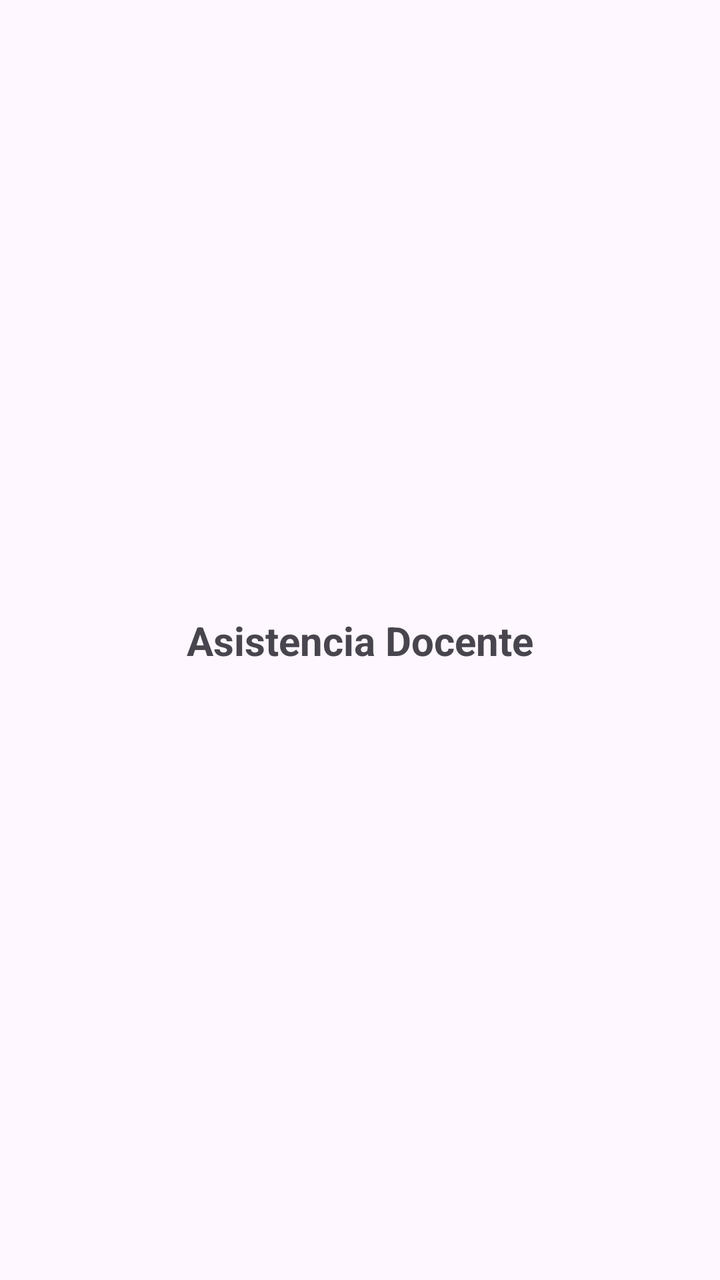
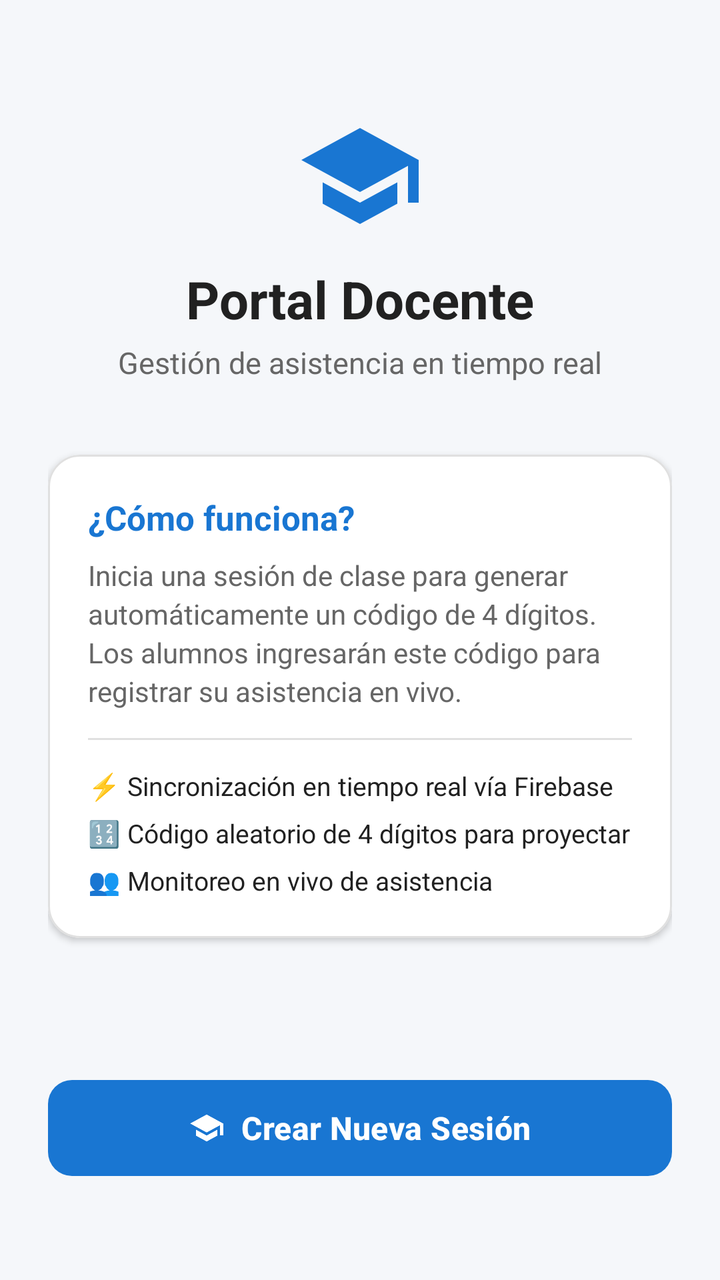

An Android layout rendered at two revisions. The XML below is the earlier revision; the diff shows what the commit changed to produce the second picture.
<!-- AndroidManifest.xml: application theme Theme.Asistencia -->
<!-- res/layout/activity_principal.xml -->
<?xml version="1.0" encoding="utf-8"?>
<androidx.constraintlayout.widget.ConstraintLayout xmlns:android="http://schemas.android.com/apk/res/android"
    xmlns:app="http://schemas.android.com/apk/res-auto"
    xmlns:tools="http://schemas.android.com/tools"
    android:id="@+id/principal"
    android:layout_width="match_parent"
    android:layout_height="match_parent"
    tools:context=".ui.principal.PrincipalActivity">

    <TextView
        android:id="@+id/tvTitulo"
        android:layout_width="wrap_content"
        android:layout_height="wrap_content"
        android:text="Asistencia Docente"
        android:textSize="20sp"
        android:textStyle="bold"
        app:layout_constraintBottom_toBottomOf="parent"
        app:layout_constraintEnd_toEndOf="parent"
        app:layout_constraintStart_toStartOf="parent"
        app:layout_constraintTop_toTopOf="parent" />

</androidx.constraintlayout.widget.ConstraintLayout>
<!-- resources referenced by this layout -->
<resources>
  <style name="Theme.Asistencia" parent="Base.Theme.Asistencia" />
  <style name="Base.Theme.Asistencia" parent="Theme.Material3.DayNight.NoActionBar">
          
          
      </style>
</resources>

<!-- the commit's change to res/layout/activity_principal.xml (unified diff, before → after) -->
@@ -2,21 +2,143 @@
 <androidx.constraintlayout.widget.ConstraintLayout xmlns:android="http://schemas.android.com/apk/res/android"
     xmlns:app="http://schemas.android.com/apk/res-auto"
     xmlns:tools="http://schemas.android.com/tools"
-    android:id="@+id/principal"
+    android:id="@+id/mainPrincipal"
     android:layout_width="match_parent"
     android:layout_height="match_parent"
+    android:background="@color/background_soft"
+    android:padding="24dp"
     tools:context=".ui.principal.PrincipalActivity">
 
+    
+    <ImageView
+        android:id="@+id/ivIconoPortal"
+        android:layout_width="64dp"
+        android:layout_height="64dp"
+        android:layout_marginTop="32dp"
+        android:contentDescription="@string/app_name"
+        android:src="@drawable/ic_school"
+        app:layout_constraintEnd_toEndOf="parent"
+        app:layout_constraintStart_toStartOf="parent"
+        app:layout_constraintTop_toTopOf="parent"
+        app:tint="@color/primary_blue" />
+
     <TextView
-        android:id="@+id/tvTitulo"
+        android:id="@+id/tvTituloPortal"
         android:layout_width="wrap_content"
         android:layout_height="wrap_content"
-        android:text="Asistencia Docente"
-        android:textSize="20sp"
+        android:layout_marginTop="12dp"
+        android:text="@string/title_portal_docente"
+        android:textColor="@color/text_primary"
+        android:textSize="26sp"
         android:textStyle="bold"
+        app:layout_constraintEnd_toEndOf="parent"
+        app:layout_constraintStart_toStartOf="parent"
+        app:layout_constraintTop_toBottomOf="@id/ivIconoPortal" />
+
+    <TextView
+        android:id="@+id/tvSubtituloPortal"
+        android:layout_width="wrap_content"
+        android:layout_height="wrap_content"
+        android:layout_marginTop="4dp"
+        android:text="@string/subtitle_portal_docente"
+        android:textColor="@color/text_secondary"
+        android:textSize="15sp"
+        app:layout_constraintEnd_toEndOf="parent"
+        app:layout_constraintStart_toStartOf="parent"
+        app:layout_constraintTop_toBottomOf="@id/tvTituloPortal" />
+
+    
+    <com.google.android.material.card.MaterialCardView
+        android:id="@+id/cardInfo"
+        android:layout_width="0dp"
+        android:layout_height="wrap_content"
+        android:layout_marginTop="36dp"
+        app:cardBackgroundColor="@color/surface_card"
+        app:cardCornerRadius="16dp"
+        app:cardElevation="2dp"
+        app:layout_constraintEnd_toEndOf="parent"
+        app:layout_constraintStart_toStartOf="parent"
+        app:layout_constraintTop_toBottomOf="@id/tvSubtituloPortal"
+        app:strokeColor="@color/divider"
+        app:strokeWidth="1dp">
+
+        <LinearLayout
+            android:layout_width="match_parent"
+            android:layout_height="wrap_content"
+            android:orientation="vertical"
+            android:padding="20dp">
+
+            <TextView
+                android:id="@+id/tvCardTitulo"
+                android:layout_width="match_parent"
+                android:layout_height="wrap_content"
+                android:text="¿Cómo funciona?"
+                android:textColor="@color/primary_blue"
+                android:textSize="17sp"
+                android:textStyle="bold" />
+
+            <TextView
+                android:id="@+id/tvCardDescripcion"
+                android:layout_width="match_parent"
+                android:layout_height="wrap_content"
+                android:layout_marginTop="8dp"
+                android:lineSpacingExtra="3dp"
+                android:text="@string/info_profesor"
+                android:textColor="@color/text_secondary"
+                android:textSize="14sp" />
+
+            <View
+                android:layout_width="match_parent"
+                android:layout_height="1dp"
+                android:layout_marginTop="14dp"
+                android:layout_marginBottom="14dp"
+                android:background="@color/divider" />
+
+            <TextView
+                android:id="@+id/tvCaracteristica1"
+                android:layout_width="match_parent"
+                android:layout_height="wrap_content"
+                android:text="⚡ Sincronización en tiempo real vía Firebase"
+                android:textColor="@color/text_primary"
+                android:textSize="13sp" />
+
+            <TextView
+                android:id="@+id/tvCaracteristica2"
+                android:layout_width="match_parent"
+                android:layout_height="wrap_content"
+                android:layout_marginTop="6dp"
+                android:text="🔢 Código aleatorio de 4 dígitos para proyectar"
+                android:textColor="@color/text_primary"
+                android:textSize="13sp" />
+
+            <TextView
+                android:id="@+id/tvCaracteristica3"
+                android:layout_width="match_parent"
+                android:layout_height="wrap_content"
+                android:layout_marginTop="6dp"
+                android:text="👥 Monitoreo en vivo de asistencia"
+                android:textColor="@color/text_primary"
+                android:textSize="13sp" />
+
+        </LinearLayout>
+    </com.google.android.material.card.MaterialCardView>
+
+    
+    <com.google.android.material.button.MaterialButton
+        android:id="@+id/btnCrearSesion"
+        android:layout_width="0dp"
+        android:layout_height="56dp"
+        android:layout_marginBottom="24dp"
+        android:text="@string/btn_crear_sesion"
+        android:textAllCaps="false"
+        android:textSize="16sp"
+        android:textStyle="bold"
+        app:backgroundTint="@color/primary_blue"
+        app:cornerRadius="12dp"
+        app:icon="@drawable/ic_school"
+        app:iconGravity="textStart"
         app:layout_constraintBottom_toBottomOf="parent"
         app:layout_constraintEnd_toEndOf="parent"
-        app:layout_constraintStart_toStartOf="parent"
-        app:layout_constraintTop_toTopOf="parent" />
+        app:layout_constraintStart_toStartOf="parent" />
 
 </androidx.constraintlayout.widget.ConstraintLayout>
<!-- resource entries referenced after the edit -->
@@ -1,5 +1,26 @@
 <!-- resources referenced by this layout -->
 <resources>
+  <color name="background_soft">#F5F7FA</color>
+  <color name="divider">#E0E0E0</color>
+  <color name="primary_blue">#1976D2</color>
+  <color name="surface_card">#FFFFFF</color>
+  <color name="text_primary">#212121</color>
+  <color name="text_secondary">#666666</color>
+  <!-- drawable ic_school (drawable) -->
+  <vector xmlns:android="http://schemas.android.com/apk/res/android"
+      android:width="24dp"
+      android:height="24dp"
+      android:viewportWidth="24"
+      android:viewportHeight="24">
+    <path
+        android:fillColor="#FF000000"
+        android:pathData="M5,13.18v4L12,21l7,-3.82v-4L12,17l-7,-3.82zM12,3L1,9l11,6 9,-4.91V17h2V9L12,3z"/>
+  </vector>
+  <string name="app_name">Asistencia Docente</string>
+  <string name="btn_crear_sesion">Crear Nueva Sesión</string>
+  <string name="info_profesor">Inicia una sesión de clase para generar automáticamente un código de 4 dígitos. Los alumnos ingresarán este código para registrar su asistencia en vivo.</string>
+  <string name="subtitle_portal_docente">Gestión de asistencia en tiempo real</string>
+  <string name="title_portal_docente">Portal Docente</string>
   <style name="Theme.Asistencia" parent="Base.Theme.Asistencia" />
   <style name="Base.Theme.Asistencia" parent="Theme.Material3.DayNight.NoActionBar">
           
